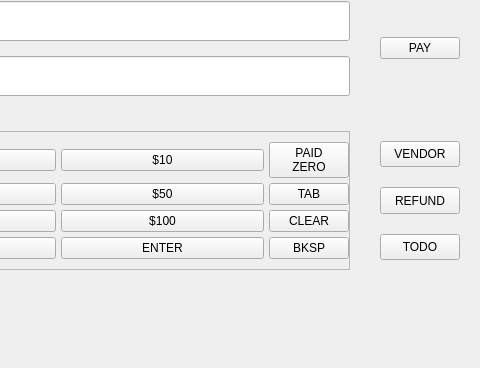
Above: Project/ui/payment_frame.ui from Selvam-T/POS before the change; both pictures show x 585 to 1065 and y 364 to 732 of the 1065 by 732 pixel window. Below: the same form after it.
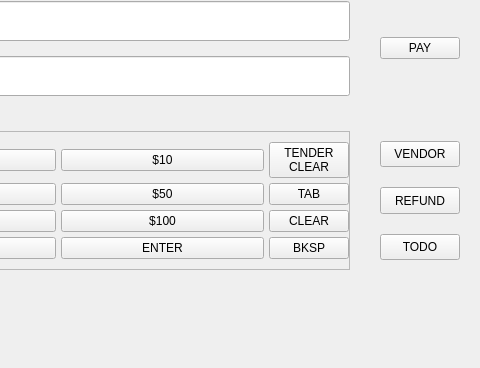
That is the form after the change.

What changed in the file:
```diff
--- a/Project/ui/payment_frame.ui
+++ b/Project/ui/payment_frame.ui
@@ -722,8 +722,8 @@
            <enum>Qt::NoFocus</enum>
           </property>
           <property name="text">
-           <string>PAID
-ZERO</string>
+           <string>TENDER
+CLEAR</string>
           </property>
          </widget>
         </item>
```
